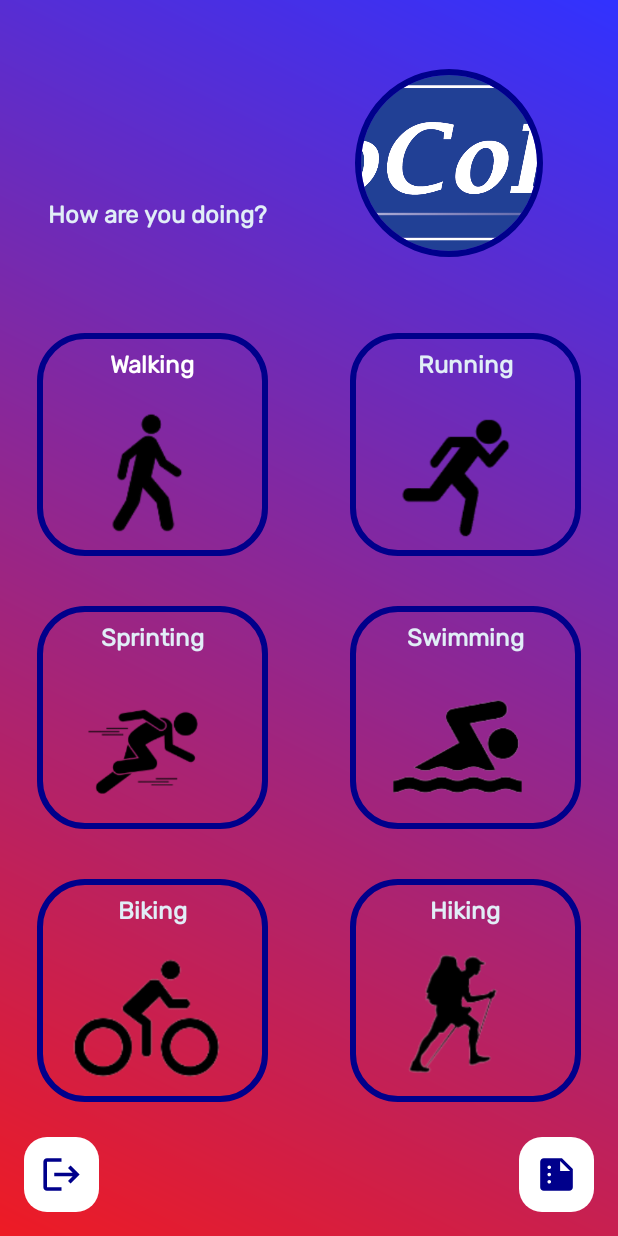
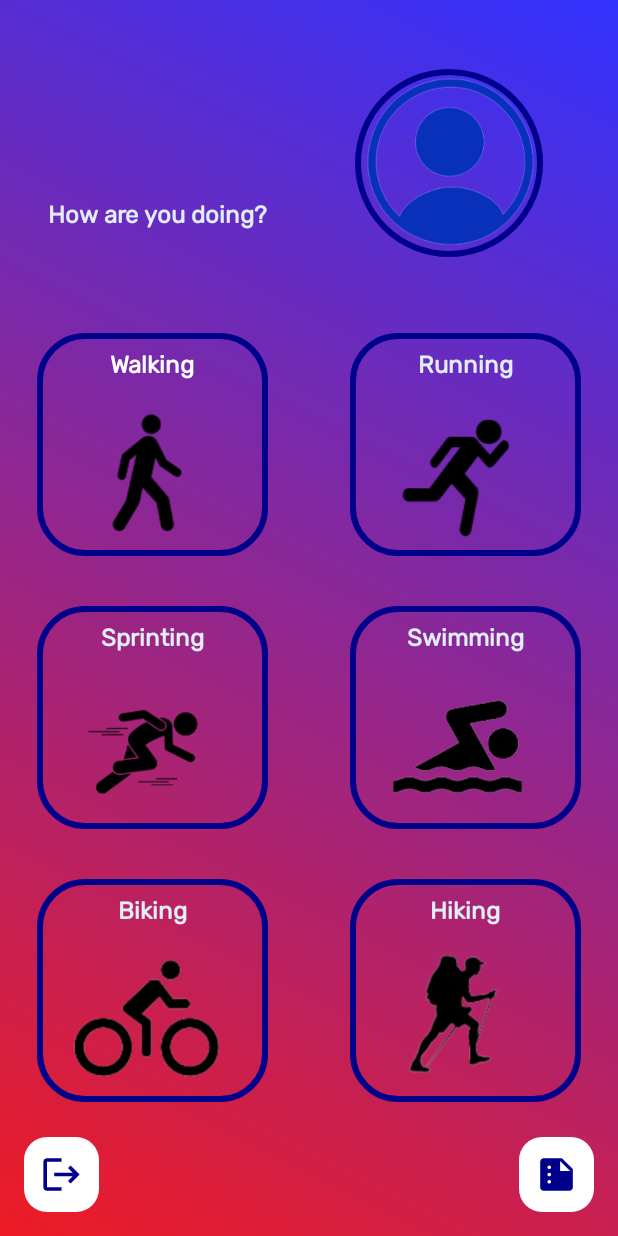
Before and after one commit to Rutvikgg/locofit, an Android app built with Jetpack Compose: the BaseActivity screen opened directly, with no data from a screen before it, on a phone screen of 412 x 824 dp. Run offline under Robolectric (Android 15) with nearby library versions, the phone set to English and light mode, and no system bars; our stand-ins replace CircleImageView.

Commit message:
added default profile pic 2023-10-21

```diff
--- a/app/src/main/java/com/rutvik/locofit/BaseActivity.java
+++ b/app/src/main/java/com/rutvik/locofit/BaseActivity.java
@@ -180,7 +180,7 @@ public class BaseActivity extends Activity {
             Bitmap bitmap = BitmapFactory.decodeFile(user.getProfilePicSrc());
             profilePicView.setImageBitmap(bitmap);
         } else {
-            profilePicView.setImageResource(R.drawable.logo_landscape_round_corner);
+            profilePicView.setImageResource(R.drawable.defaultprofilepic);
         }
     }
 
--- a/app/src/main/java/com/rutvik/locofit/exerciseActivities/StatisticsActivity.java
+++ b/app/src/main/java/com/rutvik/locofit/exerciseActivities/StatisticsActivity.java
@@ -80,7 +80,7 @@ public class StatisticsActivity extends Activity {
             Bitmap bitmap = BitmapFactory.decodeFile(imagePath);
             statisticsProfilepic.setImageBitmap(bitmap);
         } else {
-            statisticsProfilepic.setImageResource(R.drawable.logo_landscape_round_corner);
+            statisticsProfilepic.setImageResource(R.drawable.defaultprofilepic);
         }
 //        Log.d("General" , walking.getOnDate() + " " + walking.getDistance());
         SimpleDateFormat inputDateFormat = new SimpleDateFormat("yyyy-MM-dd");
--- a/app/src/main/res/layout/activity_base.xml
+++ b/app/src/main/res/layout/activity_base.xml
@@ -38,7 +38,7 @@
         android:layout_height="125dp"
         android:layout_gravity="center"
         android:layout_marginEnd="50dp"
-        android:src="@drawable/logo_landscape_round_corner"
+        android:src="@drawable/defaultprofilepic"
         app:civ_border_color="@color/dark_blue"
         app:civ_border_width="4dp"
         app:layout_constraintBottom_toBottomOf="@+id/showGreeting"
```
Also changed, not shown: app/src/main/res/drawable/defaultprofilepic.png (added).
